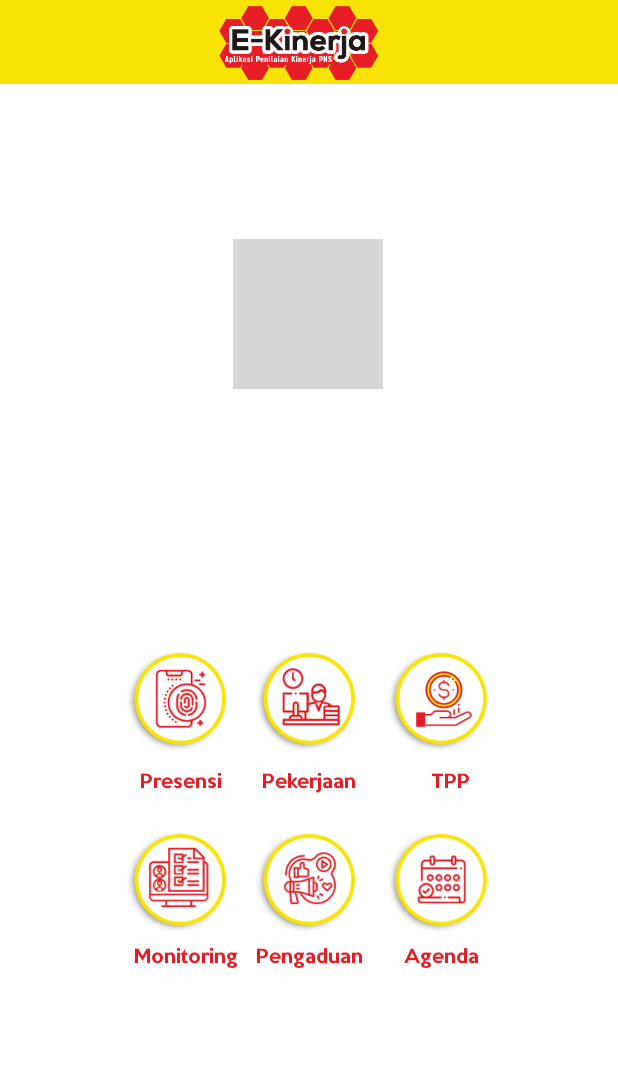
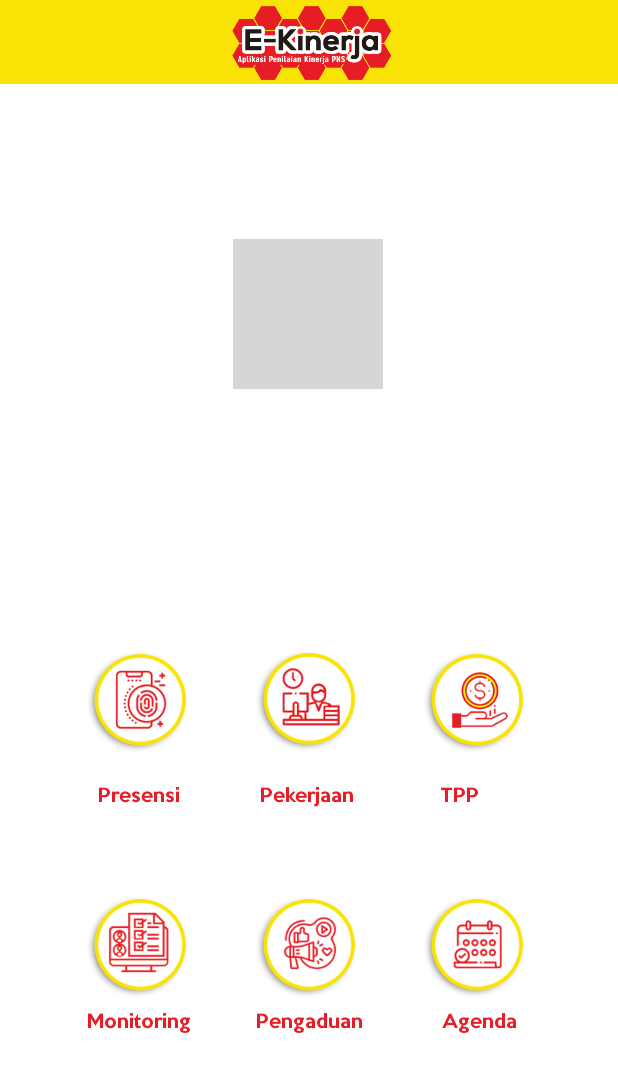
Before and after one commit to imagine-us/absen-mobile, an Android app: the MainActivity screen opened directly, with no data from a screen before it, on a phone screen of 412 x 824 dp. Shown: the top 1072 px of the screen. Run offline under Robolectric (Android 15) with nearby library versions, the phone set to English and light mode, and no system bars; our stand-ins replace Picasso; pictures from the network do not load; grey boxes are pictures that could not be loaded.

Commit message:
roy menu

```diff
--- a/app/src/main/AndroidManifest.xml
+++ b/app/src/main/AndroidManifest.xml
@@ -25,7 +25,7 @@
 
     <application
         android:allowBackup="true"
-        android:icon="@drawable/ekinerja"
+        android:icon="@drawable/logo"
         android:label="@string/app_name"
         android:networkSecurityConfig="@xml/network_security_config"
         android:roundIcon="@mipmap/ic_launcher_round"
--- a/app/src/main/res/layout/menu_baru_layout.xml
+++ b/app/src/main/res/layout/menu_baru_layout.xml
@@ -25,12 +25,13 @@
             android:fontFamily="@font/keep"
             android:text="Roy Achmad"
             android:textColor="@color/black"
-            android:textSize="12sp"
+            android:textSize="17sp"
             app:layout_constraintBottom_toBottomOf="parent"
             app:layout_constraintEnd_toEndOf="parent"
+            app:layout_constraintHorizontal_bias="0.503"
             app:layout_constraintStart_toStartOf="parent"
             app:layout_constraintTop_toTopOf="parent"
-            app:layout_constraintVertical_bias="0.811" />
+            app:layout_constraintVertical_bias="0.862" />
 
         <TextView
             android:id="@+id/nipProfil"
@@ -42,9 +43,10 @@
             android:textSize="12sp"
             app:layout_constraintBottom_toBottomOf="parent"
             app:layout_constraintEnd_toEndOf="parent"
+            app:layout_constraintHorizontal_bias="0.502"
             app:layout_constraintStart_toStartOf="parent"
             app:layout_constraintTop_toTopOf="parent"
-            app:layout_constraintVertical_bias="0.934" />
+            app:layout_constraintVertical_bias="1.0" />
 
         <ImageView
             android:id="@+id/imageProfil"
@@ -63,13 +65,13 @@
         android:id="@+id/iconPresensi"
         android:layout_width="130dp"
         android:layout_height="130dp"
+        android:background="@drawable/absensi"
         app:layout_constraintBottom_toBottomOf="parent"
         app:layout_constraintEnd_toEndOf="parent"
-        app:layout_constraintHorizontal_bias="0.195"
+        app:layout_constraintHorizontal_bias="0.099"
         app:layout_constraintStart_toStartOf="parent"
         app:layout_constraintTop_toTopOf="parent"
-        app:layout_constraintVertical_bias="0.578"
-        android:background="@drawable/absensi"/>
+        app:layout_constraintVertical_bias="0.579" />
 
     <Button
         android:id="@+id/iconPekerjaan"
@@ -87,13 +89,13 @@
         android:id="@+id/iconTpp"
         android:layout_width="130dp"
         android:layout_height="130dp"
+        android:background="@drawable/tpepe"
         app:layout_constraintBottom_toBottomOf="parent"
         app:layout_constraintEnd_toEndOf="parent"
-        app:layout_constraintHorizontal_bias="0.811"
+        app:layout_constraintHorizontal_bias="0.896"
         app:layout_constraintStart_toStartOf="parent"
         app:layout_constraintTop_toTopOf="parent"
-        app:layout_constraintVertical_bias="0.578"
-        android:background="@drawable/tpepe"/>
+        app:layout_constraintVertical_bias="0.579" />
 
     <Button
         android:id="@+id/iconMonitoring"
@@ -102,10 +104,10 @@
         android:background="@drawable/monitoring"
         app:layout_constraintBottom_toBottomOf="parent"
         app:layout_constraintEnd_toEndOf="parent"
-        app:layout_constraintHorizontal_bias="0.195"
+        app:layout_constraintHorizontal_bias="0.099"
         app:layout_constraintStart_toStartOf="parent"
         app:layout_constraintTop_toTopOf="parent"
-        app:layout_constraintVertical_bias="0.752" />
+        app:layout_constraintVertical_bias="0.815" />
 
     <Button
         android:id="@+id/iconPengaduan"
@@ -117,7 +119,7 @@
         app:layout_constraintHorizontal_bias="0.498"
         app:layout_constraintStart_toStartOf="parent"
         app:layout_constraintTop_toTopOf="parent"
-        app:layout_constraintVertical_bias="0.752" />
+        app:layout_constraintVertical_bias="0.815" />
 
     <Button
         android:id="@+id/iconAgenda"
@@ -126,117 +128,120 @@
         android:background="@drawable/agenda"
         app:layout_constraintBottom_toBottomOf="parent"
         app:layout_constraintEnd_toEndOf="parent"
-        app:layout_constraintHorizontal_bias="0.811"
+        app:layout_constraintHorizontal_bias="0.896"
         app:layout_constraintStart_toStartOf="parent"
         app:layout_constraintTop_toTopOf="parent"
-        app:layout_constraintVertical_bias="0.752" />
+        app:layout_constraintVertical_bias="0.815" />
 
     <TextView
         android:id="@+id/textView3"
         android:layout_width="wrap_content"
         android:layout_height="wrap_content"
+        android:fontFamily="@font/keep"
         android:text="Presensi"
         android:textColor="@color/merah"
-        android:fontFamily="@font/keep"
         android:textSize="12sp"
         app:layout_constraintBottom_toBottomOf="parent"
         app:layout_constraintEnd_toEndOf="parent"
-        app:layout_constraintHorizontal_bias="0.261"
+        app:layout_constraintHorizontal_bias="0.182"
         app:layout_constraintStart_toStartOf="parent"
         app:layout_constraintTop_toTopOf="parent"
-        app:layout_constraintVertical_bias="0.634" />
+        app:layout_constraintVertical_bias="0.645" />
 
     <TextView
         android:id="@+id/textView4"
         android:layout_width="wrap_content"
         android:layout_height="wrap_content"
+        android:fontFamily="@font/keep"
         android:text="Pekerjaan"
+        android:textColor="@color/merah"
+        android:textSize="12sp"
+        app:layout_constraintBottom_toBottomOf="parent"
+        app:layout_constraintEnd_toEndOf="parent"
+        app:layout_constraintHorizontal_bias="0.498"
+        app:layout_constraintStart_toStartOf="parent"
+        app:layout_constraintTop_toTopOf="parent"
+        app:layout_constraintVertical_bias="0.645" />
+
+    <TextView
+        android:id="@+id/textView5"
+        android:layout_width="wrap_content"
+        android:layout_height="wrap_content"
         android:fontFamily="@font/keep"
+        android:text="TPP"
+        android:textColor="@color/merah"
+        android:textSize="12sp"
+        app:layout_constraintBottom_toBottomOf="parent"
+        app:layout_constraintEnd_toEndOf="parent"
+        app:layout_constraintHorizontal_bias="0.761"
+        app:layout_constraintStart_toStartOf="parent"
+        app:layout_constraintTop_toTopOf="parent"
+        app:layout_constraintVertical_bias="0.645" />
+
+    <TextView
+        android:id="@+id/textView6"
+        android:layout_width="wrap_content"
+        android:layout_height="wrap_content"
+        android:fontFamily="@font/keep"
+        android:text="Monitoring"
+        android:textColor="@color/merah"
+        android:textSize="12sp"
+        app:layout_constraintBottom_toBottomOf="parent"
+        app:layout_constraintEnd_toEndOf="parent"
+        app:layout_constraintHorizontal_bias="0.17"
+        app:layout_constraintStart_toStartOf="parent"
+        app:layout_constraintTop_toTopOf="parent"
+        app:layout_constraintVertical_bias="0.833" />
+
+    <TextView
+        android:id="@+id/textView7"
+        android:layout_width="wrap_content"
+        android:layout_height="wrap_content"
+        android:fontFamily="@font/keep"
+        android:text="Pengaduan"
         android:textColor="@color/merah"
         android:textSize="12sp"
         app:layout_constraintBottom_toBottomOf="parent"
         app:layout_constraintEnd_toEndOf="parent"
         app:layout_constraintStart_toStartOf="parent"
         app:layout_constraintTop_toTopOf="parent"
-        app:layout_constraintVertical_bias="0.634" />
-
-    <TextView
-        android:id="@+id/textView5"
-        android:layout_width="wrap_content"
-        android:layout_height="wrap_content"
-        android:text="TPP"
-        android:fontFamily="@font/keep"
-        android:textSize="12sp"
-        android:textColor="@color/merah"
-        app:layout_constraintBottom_toBottomOf="parent"
-        app:layout_constraintEnd_toEndOf="parent"
-        app:layout_constraintHorizontal_bias="0.744"
-        app:layout_constraintStart_toStartOf="parent"
-        app:layout_constraintTop_toTopOf="parent"
-        app:layout_constraintVertical_bias="0.634" />
-
-    <TextView
-        android:id="@+id/textView6"
-        android:layout_width="wrap_content"
-        android:layout_height="wrap_content"
-        android:text="Monitoring"
-        android:textColor="@color/merah"
-        android:textSize="12sp"
-        android:fontFamily="@font/keep"
-        app:layout_constraintBottom_toBottomOf="parent"
-        app:layout_constraintEnd_toEndOf="parent"
-        app:layout_constraintHorizontal_bias="0.261"
-        app:layout_constraintStart_toStartOf="parent"
-        app:layout_constraintTop_toTopOf="parent"
-        app:layout_constraintVertical_bias="0.779" />
-
-    <TextView
-        android:id="@+id/textView7"
-        android:layout_width="wrap_content"
-        android:layout_height="wrap_content"
-        android:text="Pengaduan"
-        android:textColor="@color/merah"
-        android:fontFamily="@font/keep"
-        android:textSize="12sp"
-        app:layout_constraintBottom_toBottomOf="parent"
-        app:layout_constraintEnd_toEndOf="parent"
-        app:layout_constraintStart_toStartOf="parent"
-        app:layout_constraintTop_toTopOf="parent"
-        app:layout_constraintVertical_bias="0.779" />
+        app:layout_constraintVertical_bias="0.833" />
 
     <TextView
         android:id="@+id/textView8"
         android:layout_width="wrap_content"
         android:layout_height="wrap_content"
+        android:fontFamily="@font/keep"
         android:text="Agenda"
+        android:textColor="@color/merah"
         android:textSize="12sp"
-        android:textColor="@color/merah"
-        android:fontFamily="@font/keep"
         app:layout_constraintBottom_toBottomOf="parent"
         app:layout_constraintEnd_toEndOf="parent"
-        app:layout_constraintHorizontal_bias="0.744"
+        app:layout_constraintHorizontal_bias="0.814"
         app:layout_constraintStart_toStartOf="parent"
         app:layout_constraintTop_toTopOf="parent"
-        app:layout_constraintVertical_bias="0.779" />
+        app:layout_constraintVertical_bias="0.833" />
 
     <androidx.constraintlayout.widget.ConstraintLayout
         android:layout_width="417dp"
         android:layout_height="56dp"
+        android:background="@color/kuning"
         app:layout_constraintBottom_toBottomOf="parent"
         app:layout_constraintEnd_toEndOf="parent"
         app:layout_constraintHorizontal_bias="0.0"
         app:layout_constraintStart_toStartOf="parent"
         app:layout_constraintTop_toTopOf="parent"
-        app:layout_constraintVertical_bias="0.0"
-        android:background="@color/kuning">
+        app:layout_constraintVertical_bias="0.0">
 
         <ImageView
             android:id="@+id/imageView"
-            android:layout_width="wrap_content"
-            android:layout_height="wrap_content"
+            android:layout_width="213dp"
+            android:layout_height="56dp"
             app:layout_constraintBottom_toBottomOf="parent"
+            app:layout_constraintEnd_toEndOf="parent"
             app:layout_constraintStart_toStartOf="parent"
             app:layout_constraintTop_toTopOf="parent"
+            app:layout_constraintVertical_bias="0.0"
             app:srcCompat="@drawable/logo" />
     </androidx.constraintlayout.widget.ConstraintLayout>
 
```
Also changed, not shown: app/src/main/res/layout/activity_form_pekerjaan.xml (+102 -93 lines), app/src/main/res/layout/activity_pekerjaan_baru.xml (+19 -13 lines).
